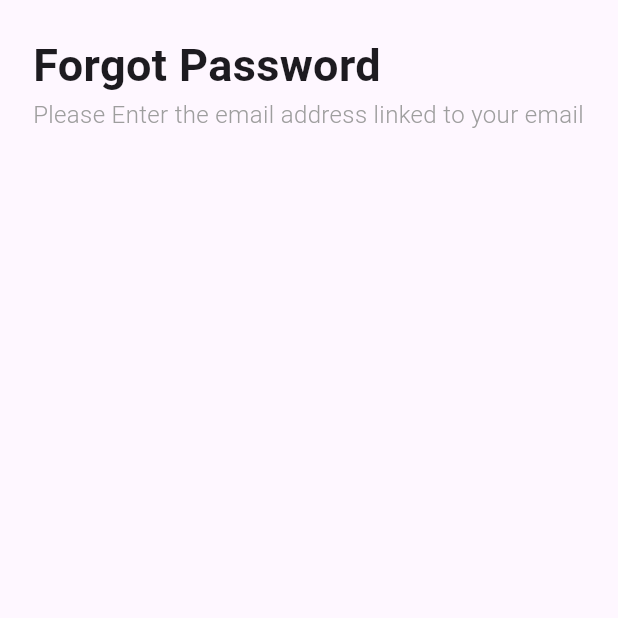
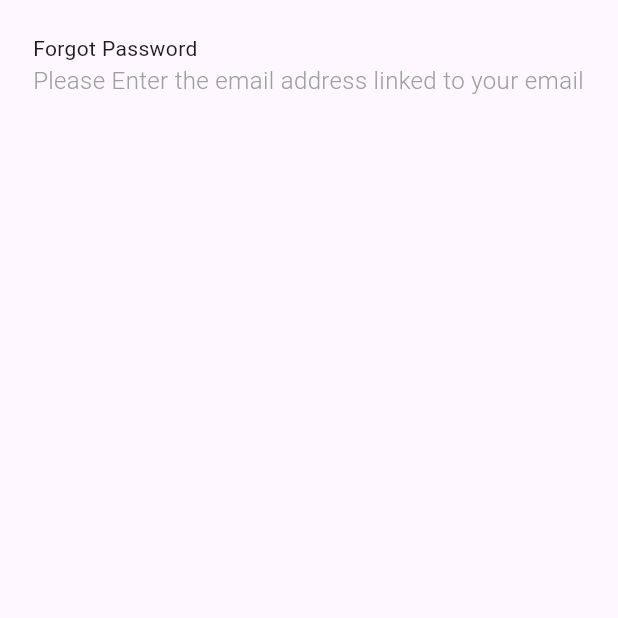
Before and after one commit to stephenonchieku1/final-project, a Flutter app: the ForgetPassword screen opened directly, on a phone screen of 412 x 824 dp, the top half of it. Run offline on Flutter 3.47's test engine with Material 3 defaults, Android fonts, the phone set to English and light mode, and no system bars; our stand-ins replace firebase_auth, flutter_svg, go_router, logger, lottie, pinput; accounts and stored records are empty; Roboto replaces fonts that are missing (Urbanist, Urbanist-Bold); statements that could not run were skipped.

Commit message:
:art: "Added 'titelTheme' TextStyle to Styles class and updated 'mediumBlack' TextStyle.":zap:

```diff
--- a/lib/screens/forget_password.dart
+++ b/lib/screens/forget_password.dart
@@ -17,23 +17,19 @@ class _ForgetPasswordState extends State<ForgetPassword> {
     return  Scaffold(
       body: SafeArea(
           child: Padding(
-              padding: EdgeInsets.all(10.0),
+              padding: const EdgeInsets.all(10.0),
               child: Column(
                 children: [
                   Padding(
-                    padding: EdgeInsets.all(12.0),
+                    padding:  const EdgeInsets.all(12.0),
                     child: Column(
                       crossAxisAlignment: CrossAxisAlignment.start,
                       children: [
-                        const FadeAnimation(
+                        FadeAnimation(
                           delay: 1,
                           child: Text(
                             "Forgot Password",
-                            style: TextStyle(
-                              fontSize: 30,
-                              fontFamily: "Urbanist",
-                              fontWeight: FontWeight.bold,
-                            ),
+                            style: Styles().titelTheme,
                           ),
                         ),
                         FadeAnimation(
```
